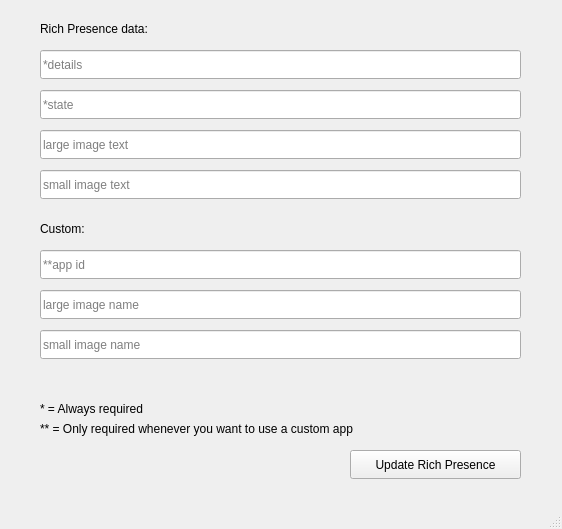
Above: design.ui from Pepijn98/CustomRPC before the change. Below: the same form after it.
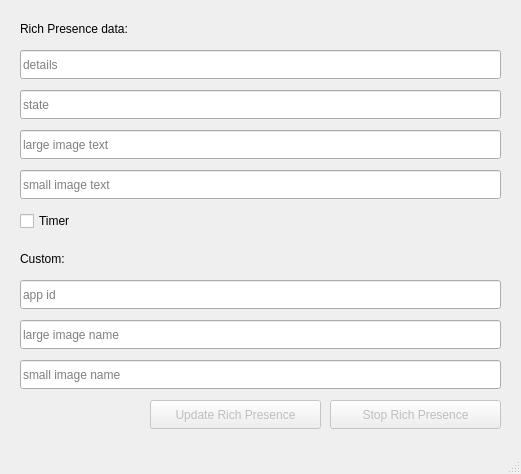
That is the form after the change. Icons and pictures are not drawn.

Diff of the .ui file:
```diff
--- a/design.ui
+++ b/design.ui
@@ -6,8 +6,8 @@
    <rect>
     <x>0</x>
     <y>0</y>
-    <width>562</width>
-    <height>529</height>
+    <width>521</width>
+    <height>474</height>
    </rect>
   </property>
   <property name="windowTitle">
@@ -15,10 +15,13 @@
   </property>
   <widget class="QWidget" name="centralwidget">
    <widget class="QPushButton" name="update_rpc_btn">
+    <property name="enabled">
+     <bool>false</bool>
+    </property>
     <property name="geometry">
      <rect>
-      <x>350</x>
-      <y>450</y>
+      <x>150</x>
+      <y>400</y>
       <width>171</width>
       <height>29</height>
      </rect>
@@ -30,47 +33,47 @@
    <widget class="QLineEdit" name="details_tb">
     <property name="geometry">
      <rect>
-      <x>40</x>
+      <x>20</x>
       <y>50</y>
       <width>481</width>
       <height>29</height>
      </rect>
     </property>
     <property name="placeholderText">
-     <string>*details</string>
+     <string>details</string>
     </property>
    </widget>
    <widget class="QLineEdit" name="state_tb">
     <property name="geometry">
      <rect>
-      <x>40</x>
+      <x>20</x>
       <y>90</y>
       <width>481</width>
       <height>29</height>
      </rect>
     </property>
     <property name="placeholderText">
-     <string>*state</string>
+     <string>state</string>
     </property>
    </widget>
    <widget class="QLineEdit" name="appid_tb">
     <property name="geometry">
      <rect>
-      <x>40</x>
-      <y>250</y>
+      <x>20</x>
+      <y>280</y>
       <width>481</width>
       <height>29</height>
      </rect>
     </property>
     <property name="placeholderText">
-     <string>**app id</string>
+     <string>app id</string>
     </property>
    </widget>
    <widget class="QLabel" name="id_secret_lbl">
     <property name="geometry">
      <rect>
-      <x>40</x>
-      <y>220</y>
+      <x>20</x>
+      <y>250</y>
       <width>131</width>
       <height>17</height>
      </rect>
@@ -82,7 +85,7 @@
    <widget class="QLabel" name="rpc_data_lbl">
     <property name="geometry">
      <rect>
-      <x>40</x>
+      <x>20</x>
       <y>20</y>
       <width>141</width>
       <height>17</height>
@@ -92,37 +95,11 @@
      <string>Rich Presence data:</string>
     </property>
    </widget>
-   <widget class="QLabel" name="require_lbl">
-    <property name="geometry">
-     <rect>
-      <x>40</x>
-      <y>400</y>
-      <width>231</width>
-      <height>17</height>
-     </rect>
-    </property>
-    <property name="text">
-     <string>* = Always required</string>
-    </property>
-   </widget>
-   <widget class="QLabel" name="custom_required_lbl">
-    <property name="geometry">
-     <rect>
-      <x>40</x>
-      <y>420</y>
-      <width>421</width>
-      <height>17</height>
-     </rect>
-    </property>
-    <property name="text">
-     <string>** = Only required whenever you want to use a custom app</string>
-    </property>
-   </widget>
    <widget class="QLineEdit" name="largeimgname_tb">
     <property name="geometry">
      <rect>
-      <x>40</x>
-      <y>290</y>
+      <x>20</x>
+      <y>320</y>
       <width>481</width>
       <height>29</height>
      </rect>
@@ -134,8 +111,8 @@
    <widget class="QLineEdit" name="smallimgname_tb">
     <property name="geometry">
      <rect>
-      <x>40</x>
-      <y>330</y>
+      <x>20</x>
+      <y>360</y>
       <width>481</width>
       <height>29</height>
      </rect>
@@ -147,7 +124,7 @@
    <widget class="QLineEdit" name="largeimgtext_tb">
     <property name="geometry">
      <rect>
-      <x>40</x>
+      <x>20</x>
       <y>130</y>
       <width>481</width>
       <height>29</height>
@@ -160,7 +137,7 @@
    <widget class="QLineEdit" name="smallimgtext_tb">
     <property name="geometry">
      <rect>
-      <x>40</x>
+      <x>20</x>
       <y>170</y>
       <width>481</width>
       <height>29</height>
@@ -170,6 +147,44 @@
      <string>small image text</string>
     </property>
    </widget>
+   <widget class="QCheckBox" name="timer_cb">
+    <property name="geometry">
+     <rect>
+      <x>20</x>
+      <y>210</y>
+      <width>98</width>
+      <height>22</height>
+     </rect>
+    </property>
+    <property name="text">
+     <string>Timer</string>
+    </property>
+   </widget>
+   <widget class="QPushButton" name="stop_rpc_btn">
+    <property name="enabled">
+     <bool>false</bool>
+    </property>
+    <property name="geometry">
+     <rect>
+      <x>330</x>
+      <y>400</y>
+      <width>171</width>
+      <height>29</height>
+     </rect>
+    </property>
+    <property name="text">
+     <string>Stop Rich Presence</string>
+    </property>
+    <property name="autoDefault">
+     <bool>false</bool>
+    </property>
+    <property name="default">
+     <bool>false</bool>
+    </property>
+    <property name="flat">
+     <bool>false</bool>
+    </property>
+   </widget>
   </widget>
   <widget class="QMenuBar" name="menubar">
    <property name="geometry">
```
Left out of the diff: 41 changed lines with no effect on the pictures.
